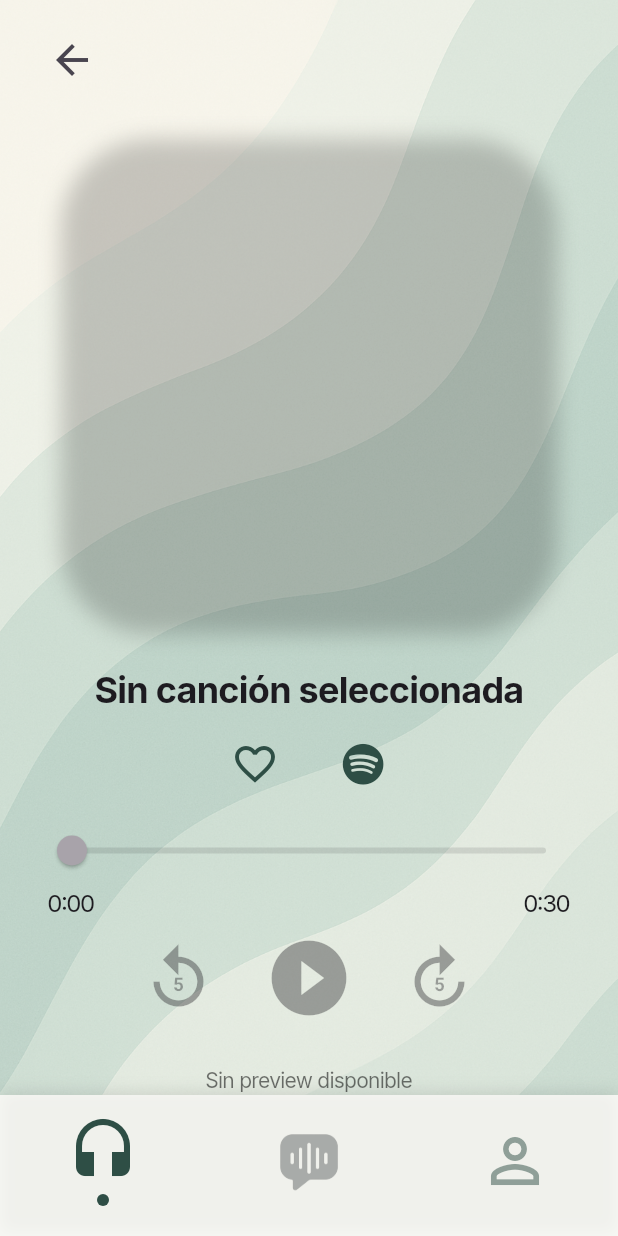
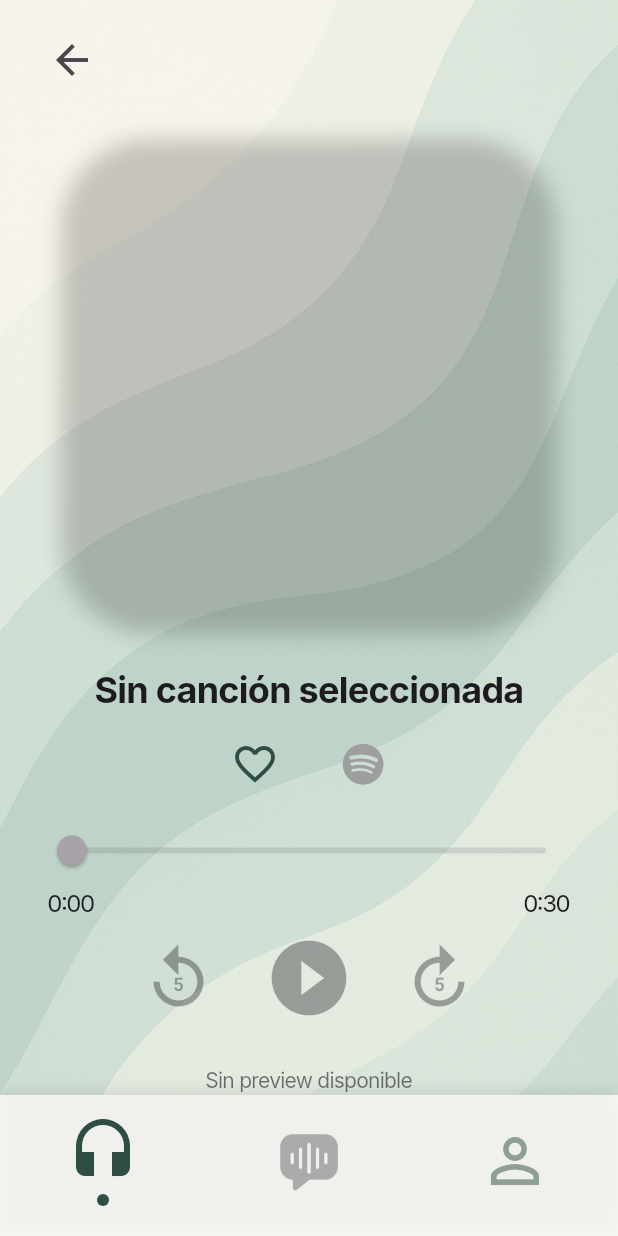
Before and after one commit to sergiogarper/tracktalk, a Flutter app: the PlayerScreen screen opened by its route, on a phone screen of 412 x 824 dp. Run offline on Flutter 3.47's test engine with Material 3 defaults, Android fonts, the phone set to English and light mode, and no system bars; our stand-ins replace audioplayers, flutter_riverpod, font_awesome_flutter, go_router, marquee; accounts and stored records are empty.

Commit message:
Added pequeños cambios de estilo

```diff
--- a/flutter/lib/features/player/player_screen.dart
+++ b/flutter/lib/features/player/player_screen.dart
@@ -306,8 +306,13 @@ class _PlayerScreenState extends State<PlayerScreen> {
                       ),
                       const SizedBox(width: 24),
                       IconButton(
-                        icon: const FaIcon(FontAwesomeIcons.spotify,
-                            size: 28, color: Color(0xFF2E4E45)),
+                        icon: FaIcon(
+                          FontAwesomeIcons.spotify,
+                          size: 28,
+                          color: hayCancion
+                              ? const Color(0xFF2E4E45)
+                              : Colors.grey,
+                        ),
                         onPressed: hayCancion && c.url != null
                             ? () async {
                                 ScaffoldMessenger.of(context).showSnackBar(
```
Also changed, not shown: 1 other file.
